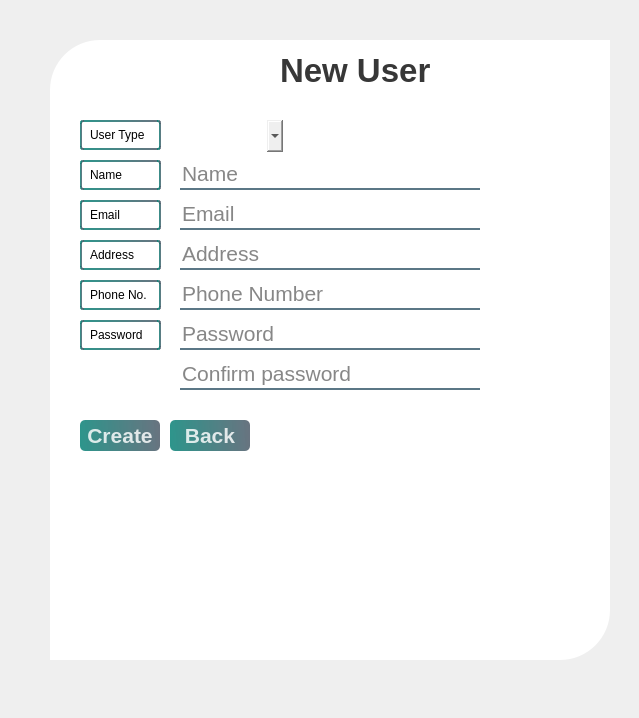
Qt form adminCreateUser.ui (sallyeo/goalDiggers) before a commit.
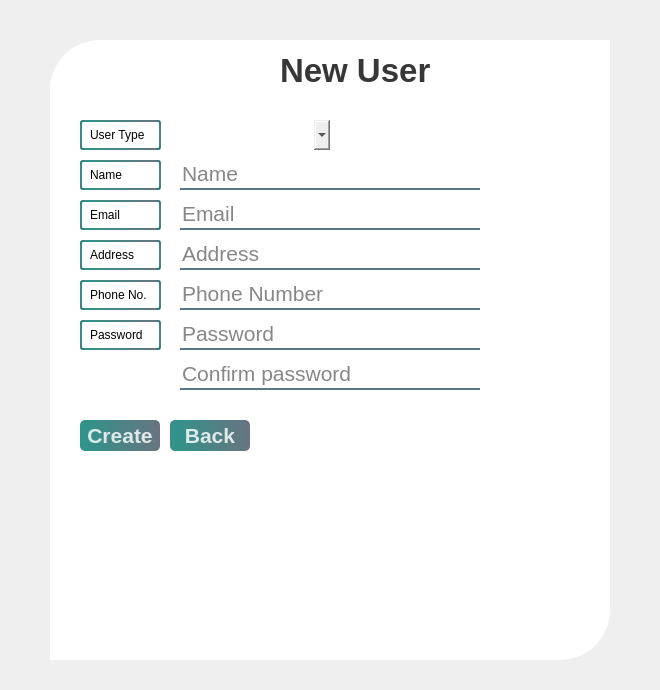
The same form after that commit.

What changed in the file:
```diff
--- a/adminCreateUser.ui
+++ b/adminCreateUser.ui
@@ -6,8 +6,8 @@
    <rect>
     <x>0</x>
     <y>0</y>
-    <width>639</width>
-    <height>718</height>
+    <width>660</width>
+    <height>690</height>
    </rect>
   </property>
   <property name="windowTitle">
@@ -19,7 +19,7 @@
      <x>30</x>
      <y>30</y>
      <width>600</width>
-     <height>650</height>
+     <height>641</height>
     </rect>
    </property>
    <widget class="QLabel" name="pageTitle">
@@ -335,8 +335,8 @@
      <rect>
       <x>150</x>
       <y>90</y>
-      <width>103</width>
-      <height>32</height>
+      <width>150</width>
+      <height>30</height>
      </rect>
     </property>
     <property name="autoFillBackground">
```
Left out of the diff: 3 changed lines with no effect on the pictures.
